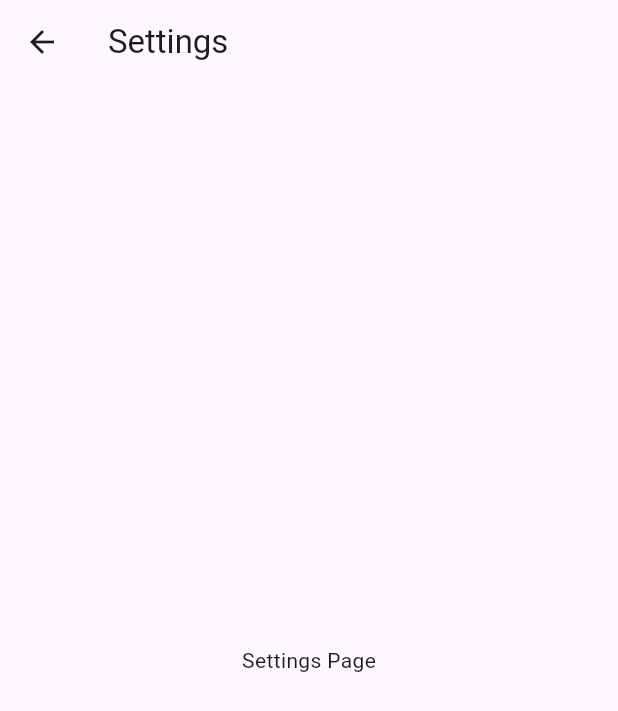
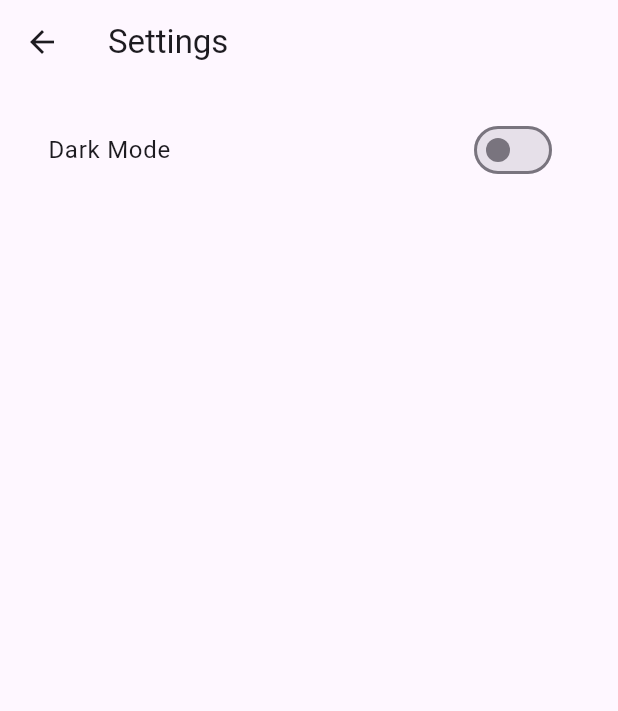
Before and after one commit to Zittta/ITDS283_Group16_Project, a Flutter app: the screen it shows after launch, after a tap on the "settings" icon, on a phone screen of 412 x 824 dp. Shown: the top 711 px of the screen. Run offline on Flutter 3.47's test engine with Material 3 defaults, Android fonts, the phone set to English and light mode, and no system bars.

Commit message:
theme change and setting page

```diff
--- a/lib/main.dart
+++ b/lib/main.dart
@@ -1,8 +1,11 @@
 import 'package:flutter/material.dart';
+import 'package:provider/provider.dart';
+import 'pages/folders.dart';
 import 'pages/card_set.dart';
-import 'pages/folders.dart';
 import 'pages/quiz.dart';
 import 'pages/setting.dart';
+import 'theme/theme_provider.dart';
+
 
 void main() {
   runApp(const MyApp());
@@ -11,18 +14,26 @@ void main() {
 class MyApp extends StatelessWidget {
   const MyApp({super.key});
 
-  // This widget is the root of your application.
   @override
   Widget build(BuildContext context) {
+    return ChangeNotifierProvider(
+      create: (_) => ThemeProvider(),
+      child: Consumer<ThemeProvider>(
+        builder: (context, themeProvider, child) {
           return MaterialApp(
-      title: 'Flutter Demo',
-      initialRoute: '/',
+            title: 'Flashcard App',
+            themeMode: themeProvider.themeMode,
+            theme: ThemeData.light(),
+            darkTheme: ThemeData.dark(),
+            home: Folders(),
             routes: {
-        '/': (context) => Folders(),
               '/cardset': (context) => CardSet(),
               '/quiz': (context) => Quiz(),
               '/setting': (context) => Setting(),
             },
           );
+        },
+      ),
+    );
   }
 }
--- a/lib/pages/folders.dart
+++ b/lib/pages/folders.dart
@@ -27,6 +27,8 @@ class _FoldersState extends State<Folders> {
   }
 
   Widget _buildCreateFolderDialog() {
+    final theme = Theme.of(context);
+
     return Dialog(
       shape: RoundedRectangleBorder(borderRadius: BorderRadius.circular(16)),
       child: Padding(
@@ -35,30 +37,22 @@ class _FoldersState extends State<Folders> {
           mainAxisSize: MainAxisSize.min,
           crossAxisAlignment: CrossAxisAlignment.start,
           children: [
-            // Title and Close Icon
             Row(
               mainAxisAlignment: MainAxisAlignment.spaceBetween,
               children: [
-                const Text(
+                Text(
                   "Creating Options",
-                  style: TextStyle(fontSize: 18, fontWeight: FontWeight.bold),
+                  style: theme.textTheme.titleMedium,
                 ),
                 IconButton(
-                  icon: const Icon(Icons.close),
+                  icon: Icon(Icons.close, color: theme.iconTheme.color),
                   onPressed: () => Navigator.of(context).pop(),
                 ),
               ],
             ),
             const SizedBox(height: 16),
-
-            // Label
-            const Text(
-              "Folder name",
-              style: TextStyle(fontSize: 14, fontWeight: FontWeight.w500),
-            ),
+            Text("Folder name", style: theme.textTheme.bodyMedium),
             const SizedBox(height: 8),
-
-            // TextField
             TextField(
               controller: _controller,
               decoration: const InputDecoration(
@@ -67,21 +61,13 @@ class _FoldersState extends State<Folders> {
               ),
             ),
             const SizedBox(height: 20),
-
-            // Create Button
             SizedBox(
               width: double.infinity,
               child: ElevatedButton(
                 onPressed: () {
                   _addFolder(_controller.text);
-                  Navigator.of(context).pop(); // Close dialog after creation
+                  Navigator.of(context).pop();
                 },
-                style: ElevatedButton.styleFrom(
-                  backgroundColor: Colors.black,
-                  foregroundColor: Colors.white,
-                  shape: RoundedRectangleBorder(
-                      borderRadius: BorderRadius.circular(8)),
-                ),
                 child: const Text("Create"),
               ),
             ),
@@ -92,7 +78,7 @@ class _FoldersState extends State<Folders> {
   }
 
   void _showChangeFolderNameDialog(int index) {
-    _controller.text = folders[index]; // Pre-fill with current folder name
+    _controller.text = folders[index];
     showDialog(
       context: context,
       builder: (context) => _buildChangeFolderNameDialog(index),
@@ -100,6 +86,8 @@ class _FoldersState extends State<Folders> {
   }
 
   Widget _buildChangeFolderNameDialog(int index) {
+    final theme = Theme.of(context);
+
     return Dialog(
       shape: RoundedRectangleBorder(borderRadius: BorderRadius.circular(16)),
       child: Padding(
@@ -108,30 +96,19 @@ class _FoldersState extends State<Folders> {
           mainAxisSize: MainAxisSize.min,
           crossAxisAlignment: CrossAxisAlignment.start,
           children: [
-            // Title and Close Icon
             Row(
               mainAxisAlignment: MainAxisAlignment.spaceBetween,
               children: [
-                const Text(
-                  "Change Folder Name",
-                  style: TextStyle(fontSize: 18, fontWeight: FontWeight.bold),
-                ),
+                Text("Change Folder Name", style: theme.textTheme.titleMedium),
                 IconButton(
-                  icon: const Icon(Icons.close),
+                  icon: Icon(Icons.close, color: theme.iconTheme.color),
                   onPressed: () => Navigator.of(context).pop(),
                 ),
               ],
             ),
             const SizedBox(height: 16),
-
-            // Label
-            const Text(
-              "New folder name",
-              style: TextStyle(fontSize: 14, fontWeight: FontWeight.w500),
-            ),
+            Text("New folder name", style: theme.textTheme.bodyMedium),
             const SizedBox(height: 8),
-
-            // TextField
             TextField(
               controller: _controller,
               decoration: const InputDecoration(
@@ -140,8 +117,6 @@ class _FoldersState extends State<Folders> {
               ),
             ),
             const SizedBox(height: 20),
-
-            // Change Button
             SizedBox(
               width: double.infinity,
               child: ElevatedButton(
@@ -151,14 +126,8 @@ class _FoldersState extends State<Folders> {
                     folders[index] = _controller.text.trim();
                     _controller.clear();
                   });
-                  Navigator.of(context).pop(); // Close dialog after change
+                  Navigator.of(context).pop();
                 },
-                style: ElevatedButton.styleFrom(
-                  backgroundColor: Colors.black,
-                  foregroundColor: Colors.white,
-                  shape: RoundedRectangleBorder(
-                      borderRadius: BorderRadius.circular(8)),
-                ),
                 child: const Text("Change"),
               ),
             ),
@@ -170,18 +139,20 @@ class _FoldersState extends State<Folders> {
 
   @override
   Widget build(BuildContext context) {
+    final theme = Theme.of(context);
+
     return Scaffold(
-      backgroundColor: Colors.grey[300],
+      backgroundColor: theme.scaffoldBackgroundColor,
       appBar: AppBar(
-        backgroundColor: Colors.grey[200],
+        backgroundColor: theme.appBarTheme.backgroundColor ?? theme.colorScheme.surface,
         elevation: 0,
-        title: const Text(
+        title: Text(
           'Flash Cards',
-          style: TextStyle(color: Colors.black),
+          style: TextStyle(color: theme.textTheme.titleLarge?.color),
         ),
         actions: [
           IconButton(
-            icon: const Icon(Icons.settings, color: Colors.black),
+            icon: Icon(Icons.settings, color: theme.iconTheme.color),
             onPressed: () {
               Navigator.pushNamed(context, '/setting');
             },
@@ -192,86 +163,86 @@ class _FoldersState extends State<Folders> {
         crossAxisAlignment: CrossAxisAlignment.start,
         children: [
           Container(
-            color: Colors.grey[400],
+            color: theme.colorScheme.secondary.withOpacity(0.1),
             padding: const EdgeInsets.all(16.0),
-            child: const Row(
+            child: Row(
               children: [
-                Icon(Icons.folder, size: 28, color: Colors.black),
-                SizedBox(width: 8),
+                Icon(Icons.folder, size: 28, color: theme.iconTheme.color),
+                const SizedBox(width: 8),
                 Text(
                   'Folders',
-                  style: TextStyle(fontSize: 20, fontWeight: FontWeight.bold),
+                  style: theme.textTheme.titleMedium?.copyWith(fontWeight: FontWeight.bold),
                 ),
               ],
             ),
           ),
-          const Divider(height: 1, color: Colors.black),
+          const Divider(height: 1),
           Expanded(
             child: Padding(
               padding: const EdgeInsets.all(16.0),
               child: folders.isEmpty
-                  ? _buildEmptyMessage()
-                  : _buildFolderList(),
+                  ? _buildEmptyMessage(theme)
+                  : _buildFolderList(theme),
             ),
           ),
         ],
       ),
       floatingActionButton: FloatingActionButton.extended(
         onPressed: _showCreateFolderDialog,
-        backgroundColor: Colors.grey[300],
-        icon: const Icon(Icons.add, color: Colors.black),
-        label: const Text(
+        backgroundColor: theme.colorScheme.primaryContainer,
+        icon: Icon(Icons.add, color: theme.iconTheme.color),
+        label: Text(
           'New Folder',
-          style: TextStyle(color: Colors.black),
+          style: theme.textTheme.labelLarge,
         ),
       ),
     );
   }
 
-  Widget _buildEmptyMessage() {
+  Widget _buildEmptyMessage(ThemeData theme) {
     return Center(
       child: Container(
         padding: const EdgeInsets.all(16),
         decoration: BoxDecoration(
-          color: Colors.grey[200],
+          color: theme.colorScheme.surfaceVariant,
           borderRadius: BorderRadius.circular(12),
         ),
-        child: const Text(
+        child: Text(
           "There are no folders to display.\nPlease press 'New Folder' to create a folder",
           textAlign: TextAlign.center,
-          style: TextStyle(fontSize: 14),
+          style: theme.textTheme.bodyMedium,
         ),
       ),
     );
   }
 
-  Widget _buildFolderList() {
+  Widget _buildFolderList(ThemeData theme) {
     return Container(
       padding: const EdgeInsets.all(12),
       decoration: BoxDecoration(
-        color: Colors.white,
-        border: Border.all(color: Colors.grey),
+        color: theme.cardColor,
+        border: Border.all(color: theme.dividerColor),
         borderRadius: BorderRadius.circular(10),
       ),
       child: ListView.builder(
         itemCount: folders.length,
         itemBuilder: (context, index) {
           return ListTile(
-            leading: const Icon(Icons.folder, color: Colors.grey),
-            title: Text(folders[index]),
+            leading: Icon(Icons.folder, color: theme.iconTheme.color),
+            title: Text(folders[index], style: theme.textTheme.bodyLarge),
             trailing: Row(
               mainAxisSize: MainAxisSize.min,
               children: [
                 IconButton(
-                  icon: const Icon(Icons.quiz, color: Colors.black),
+                  icon: Icon(Icons.quiz, color: theme.iconTheme.color),
                   onPressed: () {
                     // TODO: handle quiz action
                   },
                 ),
                 IconButton(
-                  icon: const Icon(Icons.more_vert, color: Colors.black),
+                  icon: Icon(Icons.more_vert, color: theme.iconTheme.color),
                   onPressed: () {
-                    _showChangeFolderNameDialog(index); // Open change folder dialog
+                    _showChangeFolderNameDialog(index);
                   },
                 ),
               ],
--- a/lib/pages/setting.dart
+++ b/lib/pages/setting.dart
@@ -1,16 +1,29 @@
 import 'package:flutter/material.dart';
+import 'package:provider/provider.dart';
+import '../theme/theme_provider.dart';
 
 class Setting extends StatelessWidget {
   const Setting({super.key});
 
   @override
   Widget build(BuildContext context) {
+    final themeProvider = Provider.of<ThemeProvider>(context);
+
     return Scaffold(
       appBar: AppBar(
         title: const Text("Settings"),
       ),
-      body: const Center(
-        child: Text("Settings Page"),
+      body: ListView(
+        padding: const EdgeInsets.all(16.0),
+        children: [
+          SwitchListTile(
+            title: const Text("Dark Mode"),
+            value: themeProvider.isDarkMode,
+            onChanged: (val) {
+              themeProvider.toggleTheme(val);
+            },
+          ),
+        ],
       ),
     );
   }
--- /dev/null
+++ b/lib/theme/theme_provider.dart
@@ -0,0 +1,14 @@
+import 'package:flutter/material.dart';
+
+class ThemeProvider extends ChangeNotifier {
+  ThemeMode _themeMode = ThemeMode.light;
+
+  ThemeMode get themeMode => _themeMode;
+
+  bool get isDarkMode => _themeMode == ThemeMode.dark;
+
+  void toggleTheme(bool isOn) {
+    _themeMode = isOn ? ThemeMode.dark : ThemeMode.light;
+    notifyListeners();
+  }
+}
--- a/pubspec.yaml
+++ b/pubspec.yaml
@@ -34,6 +34,7 @@ dependencies:
   # The following adds the Cupertino Icons font to your application.
   # Use with the CupertinoIcons class for iOS style icons.
   cupertino_icons: ^1.0.8
+  provider: ^6.1.4
 
 dev_dependencies:
   flutter_test:
```
Also changed, not shown: pubspec.lock. Lines whose indentation alone changed are shown as unchanged.
